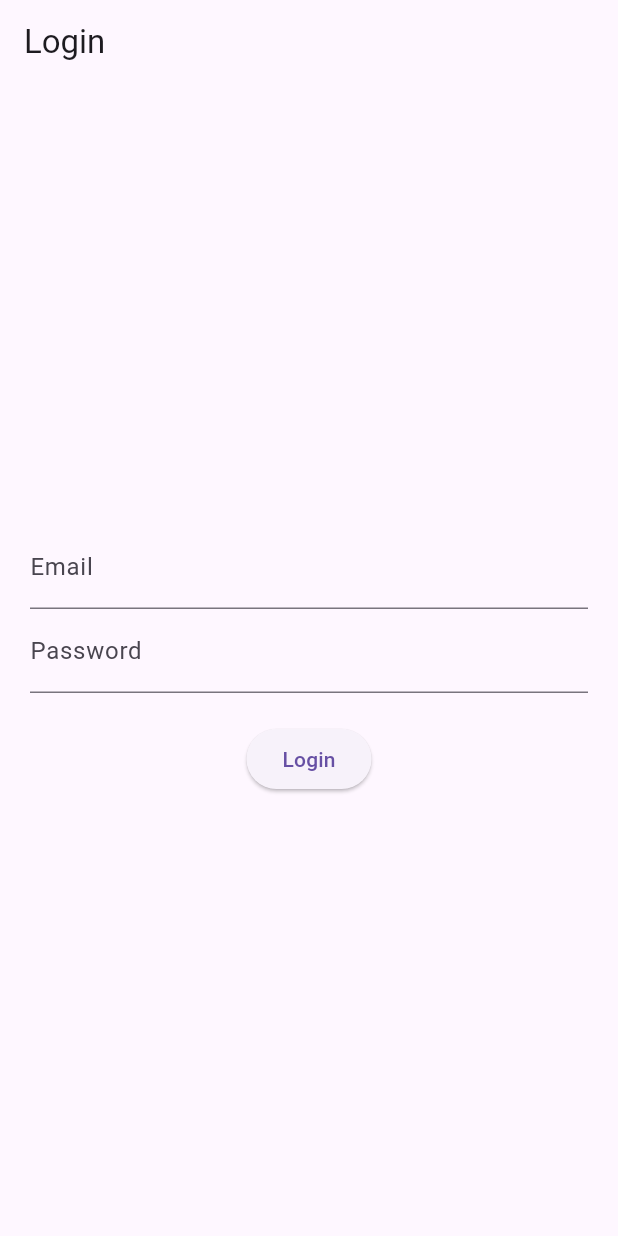
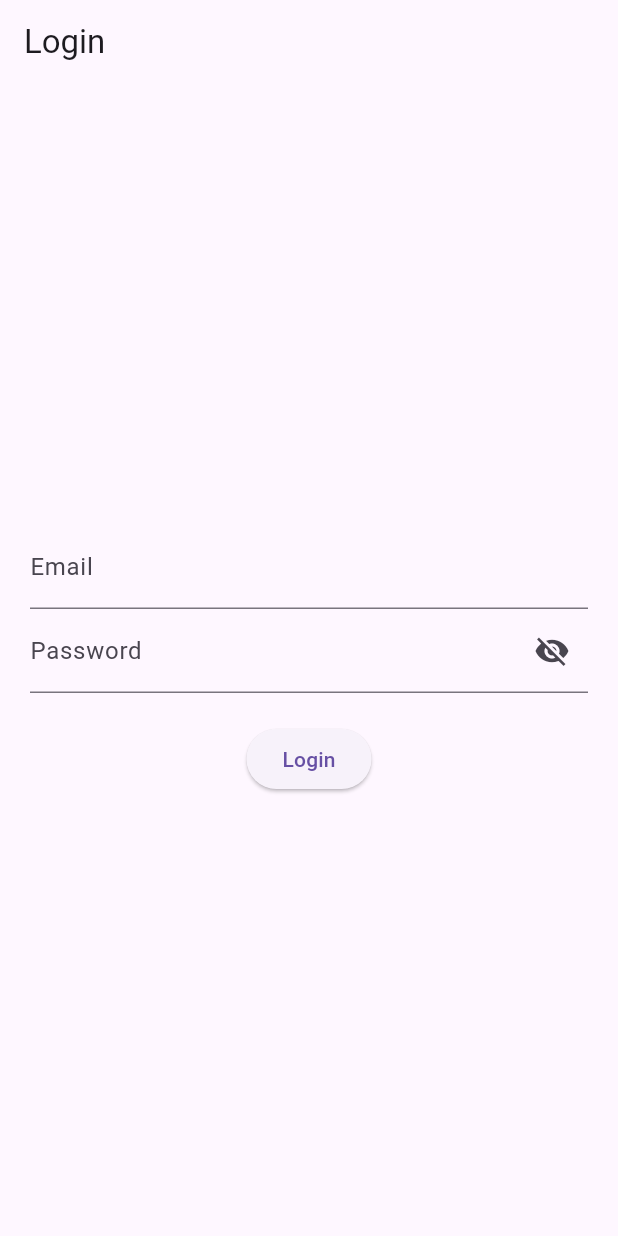
Before and after one commit to Pavelekaa11/login_profile, a Flutter app: the screen it shows after launch, on a phone screen of 412 x 824 dp. Run offline on Flutter 3.47's test engine with Material 3 defaults, Android fonts, the phone set to English and light mode, and no system bars.

Commit message:
first commit

```diff
--- a/lib/screens/login_screen.dart
+++ b/lib/screens/login_screen.dart
@@ -1,8 +1,15 @@
 import 'package:flutter/material.dart';
 import 'profile_screen.dart';
 
-class LoginScreen extends StatelessWidget {
+class LoginScreen extends StatefulWidget {
   const LoginScreen({super.key});
+
+  @override
+  State<LoginScreen> createState() => _LoginScreenState();
+}
+
+class _LoginScreenState extends State<LoginScreen> {
+  bool sembunyikanPassword = true; // buat kontrol tampilan password
 
   @override
   Widget build(BuildContext context) {
@@ -13,10 +20,26 @@ class LoginScreen extends StatelessWidget {
         child: Column(
           mainAxisAlignment: MainAxisAlignment.center,
           children: [
-            TextField(decoration: InputDecoration(labelText: 'Email')),
             TextField(
-              decoration: InputDecoration(labelText: 'Password'),
-              obscureText: true,
+              decoration: InputDecoration(
+                labelText: 'Email',
+              ),
+            ),
+            TextField(
+              obscureText: sembunyikanPassword,
+              decoration: InputDecoration(
+                labelText: 'Password',
+                suffixIcon: IconButton(
+                  icon: Icon(
+                    sembunyikanPassword ? Icons.visibility_off : Icons.visibility,
+                  ),
+                  onPressed: () {
+                    setState(() {
+                      sembunyikanPassword = !sembunyikanPassword;
+                    });
+                  },
+                ),
+              ),
             ),
             SizedBox(height: 20),
             ElevatedButton(
```
